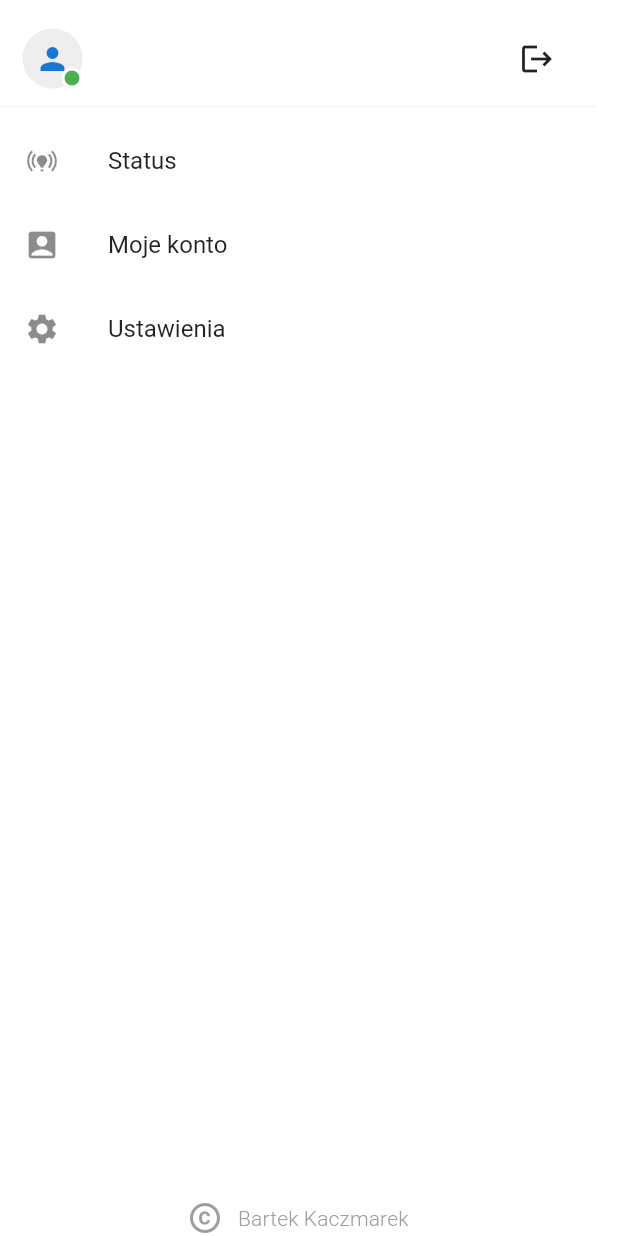
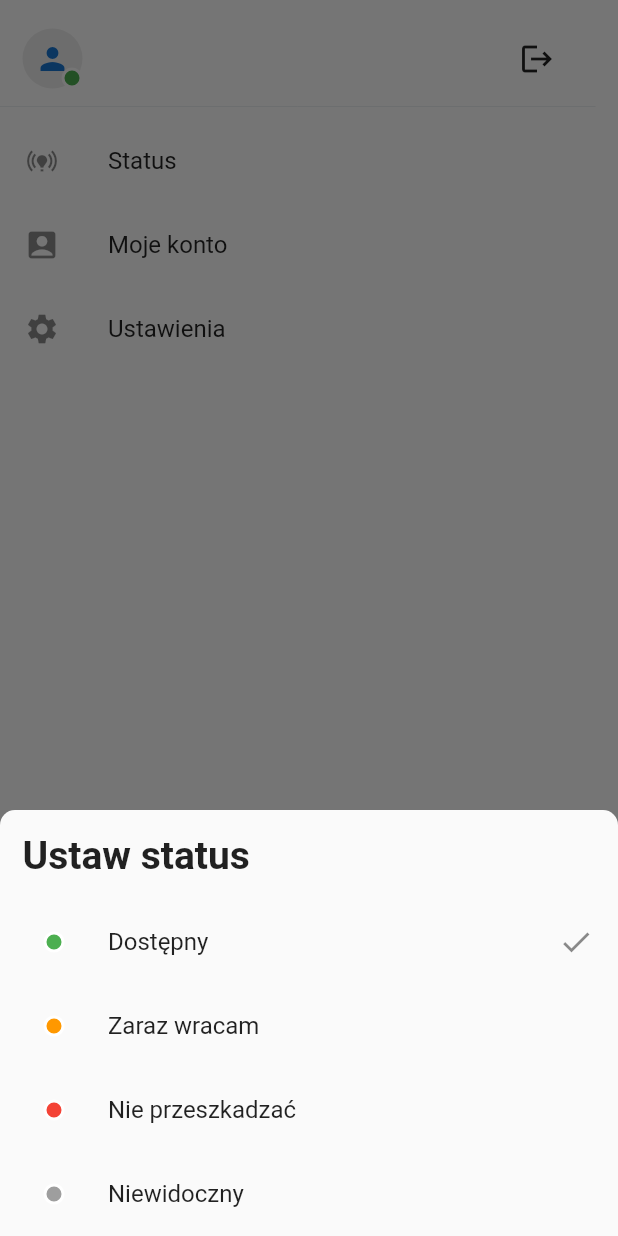
Before and after one commit to codebk1/safechat, a Flutter app: the LeftPanel screen opened directly, after a tap on "Status", on a phone screen of 412 x 824 dp. Run offline on Flutter 3.47's test engine with Material 2 defaults, Android fonts, the phone set to English and light mode, and no system bars; our stand-ins replace bloc, dio, equatable, firebase_core, firebase_messaging, flutter_bloc and 10 more; missing offline and left inert: pointycastle, video_thumbnail; accounts and stored records are empty; network calls fail.

Commit message:
WIP user status

```diff
--- a/lib/chats/repository/chats_repository.dart
+++ b/lib/chats/repository/chats_repository.dart
@@ -137,6 +137,8 @@ class ChatsRepository {
       firstName: creator.firstName,
       lastName: creator.lastName,
       avatar: creator.avatar,
+      status: creator.status,
+      isOnline: true,
     );
 
     return Chat(
--- a/lib/contacts/models/contact.dart
+++ b/lib/contacts/models/contact.dart
@@ -1,8 +1,9 @@
 import 'dart:typed_data';
 
 import 'package:equatable/equatable.dart';
+import 'package:flutter/foundation.dart';
 
-enum Status { online, offline }
+enum Status { visible, idle, busy, invisible }
 enum CurrentState { inviting, pending, accepted, rejected, deleting }
 // INVITING
 
@@ -13,7 +14,8 @@ class Contact extends Equatable {
     required this.firstName,
     required this.lastName,
     this.avatar,
-    this.status = Status.offline,
+    required this.status,
+    required this.isOnline,
     this.lastSeen,
     this.currentState = CurrentState.inviting,
     this.sharedKey,
@@ -26,6 +28,7 @@ class Contact extends Equatable {
   final String lastName;
   final dynamic avatar;
   final Status status;
+  final bool isOnline;
   final DateTime? lastSeen;
   final CurrentState currentState;
   final Uint8List? sharedKey;
@@ -38,6 +41,7 @@ class Contact extends Equatable {
         lastName,
         avatar,
         status,
+        isOnline,
         lastSeen,
         currentState,
         working,
@@ -50,6 +54,7 @@ class Contact extends Equatable {
     String? lastName,
     dynamic avatar,
     Status? status,
+    bool? isOnline,
     DateTime? lastSeen,
     CurrentState? currentState,
     Uint8List? sharedKey,
@@ -62,6 +67,7 @@ class Contact extends Equatable {
       lastName: lastName ?? this.lastName,
       avatar: avatar ?? this.avatar,
       status: status ?? this.status,
+      isOnline: isOnline ?? this.isOnline,
       lastSeen: lastSeen ?? this.lastSeen,
       currentState: currentState ?? this.currentState,
       sharedKey: sharedKey ?? this.sharedKey,
@@ -75,11 +81,14 @@ class Contact extends Equatable {
         firstName = json['profile']['firstName']!,
         lastName = json['profile']['lastName']!,
         avatar = json['profile']['avatar'],
-        status = json['online']! == 1 ? Status.online : Status.offline,
-        lastSeen =
-            json['lastSeen'] == null ? null : DateTime.parse(json['lastSeen']),
-        currentState = CurrentState.values.firstWhere((e) =>
-            e.toString().split('.').last == (json['state'] ?? 'accepted')),
+        status = Status.values.firstWhere(
+          (e) => describeEnum(e) == json['profile']['status']!,
+        ),
+        isOnline = json['isOnline']!,
+        lastSeen = DateTime.parse(json['lastSeen']!),
+        //json['lastSeen'] == null ? null : DateTime.parse(json['lastSeen']),
+        currentState = CurrentState.values.firstWhere(
+            (e) => describeEnum(e) == (json['state'] ?? 'accepted')),
         sharedKey = json['sharedKey'],
         working = false;
 }
--- a/lib/contacts/repository/contacts_repository.dart
+++ b/lib/contacts/repository/contacts_repository.dart
@@ -48,6 +48,8 @@ class ContactsRepository {
       email: res.data['email'],
       firstName: '',
       lastName: '',
+      isOnline: false,
+      status: Status.visible,
       currentState: CurrentState.pending,
     );
   }
@@ -104,6 +106,8 @@ class ContactsRepository {
             : null;
       }
 
+      print(contactsData[i]);
+
       var contact = Contact.fromJson(contactsData[i]);
 
       if (contact.sharedKey != null) {
--- /dev/null
+++ b/lib/contacts/view/widgets/status_indicator.dart
@@ -0,0 +1,48 @@
+import 'package:flutter/material.dart';
+import 'package:safechat/contacts/contacts.dart';
+
+class StatusIndicator extends StatelessWidget {
+  const StatusIndicator({
+    Key? key,
+    required this.isOnline,
+    required this.status,
+    this.size,
+  }) : super(key: key);
+
+  final bool isOnline;
+  final Status status;
+  final double? size;
+
+  Color _getStatusColor() {
+    if (isOnline) {
+      switch (status) {
+        case Status.visible:
+          return Colors.green;
+        case Status.idle:
+          return Colors.orange;
+        case Status.busy:
+          return Colors.red;
+        case Status.invisible:
+          return Colors.grey;
+      }
+    } else {
+      return Colors.grey;
+    }
+  }
+
+  @override
+  Widget build(BuildContext context) {
+    return Container(
+      height: size ?? 14,
+      width: size ?? 14,
+      decoration: BoxDecoration(
+        color: _getStatusColor(),
+        shape: BoxShape.circle,
+        border: Border.all(
+          width: 2,
+          color: Colors.white,
+        ),
+      ),
+    );
+  }
+}
--- a/lib/home/view/panels/left_panel.dart
+++ b/lib/home/view/panels/left_panel.dart
@@ -1,5 +1,7 @@
 import 'package:flutter/material.dart';
 import 'package:flutter_bloc/flutter_bloc.dart';
+import 'package:safechat/contacts/contacts.dart';
+import 'package:safechat/contacts/view/widgets/status_indicator.dart';
 import 'package:safechat/user/user.dart';
 
 class LeftPanel extends StatelessWidget {
@@ -51,17 +53,9 @@ class LeftPanel extends StatelessWidget {
                               Positioned(
                                 right: 0,
                                 bottom: 0,
-                                child: Container(
-                                  height: 14,
-                                  width: 14,
-                                  decoration: BoxDecoration(
-                                    color: Colors.green,
-                                    shape: BoxShape.circle,
-                                    border: Border.all(
-                                      width: 2,
-                                      color: Colors.white,
-                                    ),
-                                  ),
+                                child: StatusIndicator(
+                                  isOnline: true,
+                                  status: state.status,
                                 ),
                               ),
                             ],
@@ -92,7 +86,35 @@ class LeftPanel extends StatelessWidget {
                       style: TextStyle(fontSize: 16),
                     ),
                     leading: const Icon(Icons.online_prediction_sharp),
-                    onTap: () {},
+                    onTap: () {
+                      showModalBottomSheet(
+                          context: context,
+                          shape: const RoundedRectangleBorder(
+                            borderRadius: BorderRadius.vertical(
+                              top: Radius.circular(
+                                10.0,
+                              ),
+                            ),
+                          ),
+                          builder: (BuildContext _) {
+                            return Column(
+                              mainAxisSize: MainAxisSize.min,
+                              crossAxisAlignment: CrossAxisAlignment.start,
+                              children: [
+                                Padding(
+                                  padding: const EdgeInsets.all(15.0),
+                                  child: Text(
+                                    'Ustaw status',
+                                    style:
+                                        Theme.of(context).textTheme.headline5,
+                                  ),
+                                ),
+                                for (Status value in Status.values)
+                                  StatusListTile(status: value),
+                              ],
+                            );
+                          });
+                    },
                   ),
                   ListTile(
                     title: const Text(
@@ -140,3 +162,54 @@ class LeftPanel extends StatelessWidget {
     );
   }
 }
+
+class StatusListTile extends StatelessWidget {
+  const StatusListTile({
+    Key? key,
+    required this.status,
+  }) : super(key: key);
+
+  final Status status;
+
+  String _getTitleText() {
+    switch (status) {
+      case Status.visible:
+        return 'Dostępny';
+      case Status.idle:
+        return 'Zaraz wracam';
+      case Status.busy:
+        return 'Nie przeszkadzać';
+      case Status.invisible:
+        return 'Niewidoczny';
+    }
+  }
+
+  @override
+  Widget build(BuildContext context) {
+    return BlocBuilder<UserCubit, UserState>(
+      builder: (context, state) {
+        return ListTile(
+          onTap: () {
+            context.read<UserCubit>().updateStatus(status);
+            Navigator.of(context).pop();
+          },
+          leading: CircleAvatar(
+            backgroundColor: Colors.transparent,
+            child: StatusIndicator(
+              isOnline: true,
+              status: status,
+            ),
+          ),
+          title: Text(
+            _getTitleText(),
+          ),
+          trailing: state.user.status == status
+              ? const Icon(
+                  Icons.check,
+                )
+              : null,
+        );
+      },
+    );
+  }
+}
--- a/lib/user/cubit/user_cubit.dart
+++ b/lib/user/cubit/user_cubit.dart
@@ -3,7 +3,9 @@ import 'dart:io';
 import 'dart:typed_data';
 
 import 'package:dio/dio.dart';
+import 'package:flutter/foundation.dart';
 import 'package:flutter_cache_manager/flutter_cache_manager.dart';
+import 'package:safechat/contacts/contacts.dart';
 import 'package:safechat/utils/socket_service.dart';
 
 import 'package:socket_io_client/socket_io_client.dart';
@@ -110,6 +112,19 @@ class UserCubit extends Cubit<UserState> {
     emit(state.copyWith(user: state.user.copyWith(avatar: avatarName)));
   }
 
+  updateStatus(Status status) async {
+    emit(state.copyWith(
+      user: state.user.copyWith(status: status),
+    ));
+
+    _wsService.socket.emit(
+      'status',
+      describeEnum(status),
+    );
+
+    await _userRepository.updateStatus(status);
+  }
+
   removeAvatar() async {
     await _userRepository.removeAvatar();
     emit(state.copyWith(user: state.user.copyWith(avatar: null)));
--- a/lib/user/models/user.dart
+++ b/lib/user/models/user.dart
@@ -1,4 +1,6 @@
 import 'package:equatable/equatable.dart';
+import 'package:flutter/foundation.dart';
+import 'package:safechat/contacts/contacts.dart';
 
 class User extends Equatable {
   const User({
@@ -7,6 +9,7 @@ class User extends Equatable {
     required this.firstName,
     required this.lastName,
     this.avatar,
+    required this.status,
     required this.fcmToken,
   });
 
@@ -15,10 +18,12 @@ class User extends Equatable {
   final String firstName;
   final String lastName;
   final dynamic avatar;
+  final Status status;
+
   final String fcmToken;
 
   @override
-  List<Object?> get props => [email, firstName, lastName, avatar];
+  List<Object?> get props => [email, firstName, lastName, avatar, status];
 
   User.fromJson(Map<String, dynamic> json)
       : id = json['id']!,
@@ -26,6 +31,9 @@ class User extends Equatable {
         firstName = json['profile']['firstName']!,
         lastName = json['profile']['lastName']!,
         avatar = json['profile']['avatar'],
+        status = Status.values.firstWhere(
+          (e) => describeEnum(e) == json['profile']['status']!,
+        ),
         fcmToken = json['fcmToken']!;
 
   static const empty = User(
@@ -33,6 +41,7 @@ class User extends Equatable {
     email: '',
     firstName: '',
     lastName: '',
+    status: Status.visible,
     fcmToken: '',
   );
 
@@ -42,6 +51,7 @@ class User extends Equatable {
     String? firstName,
     String? lastName,
     dynamic avatar,
+    Status? status,
     String? fcmToken,
   }) {
     return User(
@@ -50,6 +60,7 @@ class User extends Equatable {
       firstName: firstName ?? this.firstName,
       lastName: lastName ?? this.lastName,
       avatar: avatar ?? this.avatar,
+      status: status ?? this.status,
       fcmToken: fcmToken ?? this.fcmToken,
     );
   }
--- a/lib/user/repository/user_repository.dart
+++ b/lib/user/repository/user_repository.dart
@@ -3,7 +3,9 @@ import 'dart:io';
 import 'dart:typed_data';
 
 import 'package:dio/dio.dart';
+import 'package:flutter/foundation.dart';
 import 'package:flutter_cache_manager/flutter_cache_manager.dart';
+import 'package:safechat/contacts/contacts.dart';
 import 'package:safechat/user/models/user.dart';
 import 'package:safechat/utils/utils.dart';
 
@@ -109,4 +111,12 @@ class UserRepository {
       }
     });
   }
+
+  Future<void> updateStatus(Status status) async {
+    await _apiService.patch('/user', data: {
+      'profile': {
+        'status': describeEnum(status),
+      }
+    });
+  }
 }
--- a/lib/utils/api_service.dart
+++ b/lib/utils/api_service.dart
@@ -6,7 +6,7 @@ class ApiService {
     Dio _dio = Dio();
     _dio.interceptors.add(ApiInterceptors());
 
-    _dio.options.baseUrl = "https://4697-5-174-160-56.ngrok.io";
+    _dio.options.baseUrl = "https://1c04-77-115-232-135.ngrok.io";
     return _dio;
   }
 }
--- a/lib/utils/socket_service.dart
+++ b/lib/utils/socket_service.dart
@@ -9,7 +9,7 @@ class SocketService {
 
   SocketService._internal() {
     socket = io(
-      'https://4697-5-174-160-56.ngrok.io',
+      'https://1c04-77-115-232-135.ngrok.io',
       OptionBuilder().disableAutoConnect().setTransports(['websocket']).build(),
     );
   }
```
Also changed, not shown: lib/chats/view/chat_info_page.dart (+4 -13 lines), lib/chats/view/chat_page.dart (+6 -14 lines), lib/chats/view/chats_panel.dart (+5 -14 lines), lib/chats/view/create_chat_page.dart (+5 -17 lines), lib/contacts/cubit/contacts_cubit.dart (+26 -4 lines), lib/contacts/view/contacts_panel.dart (+5 -14 lines).
